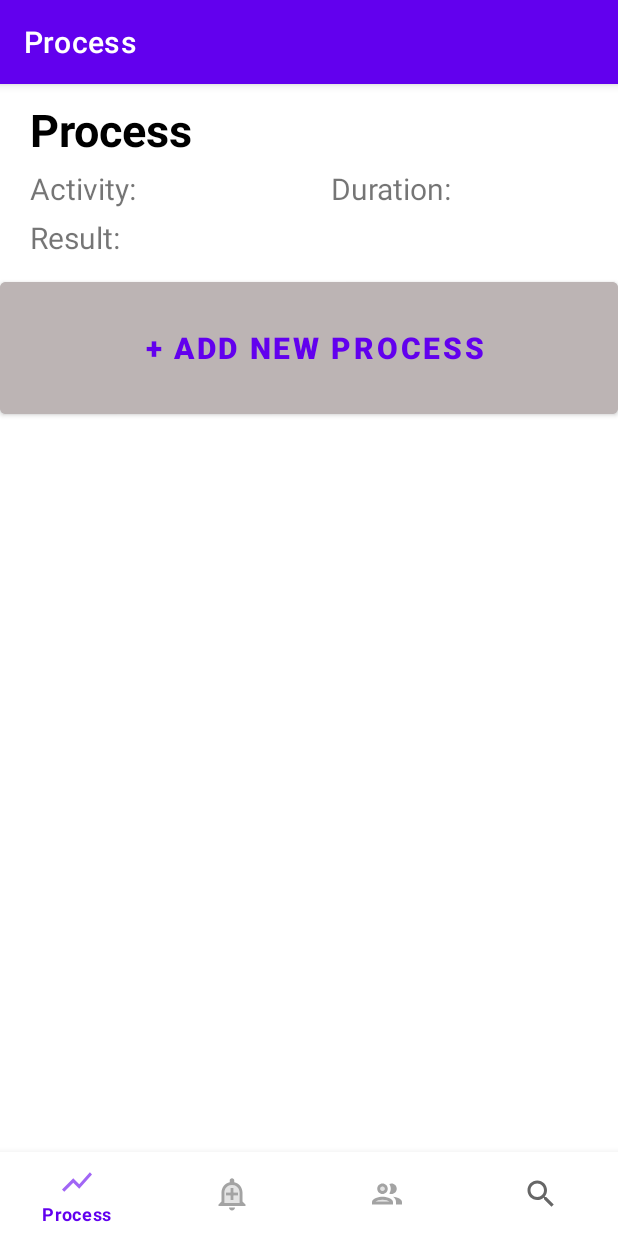
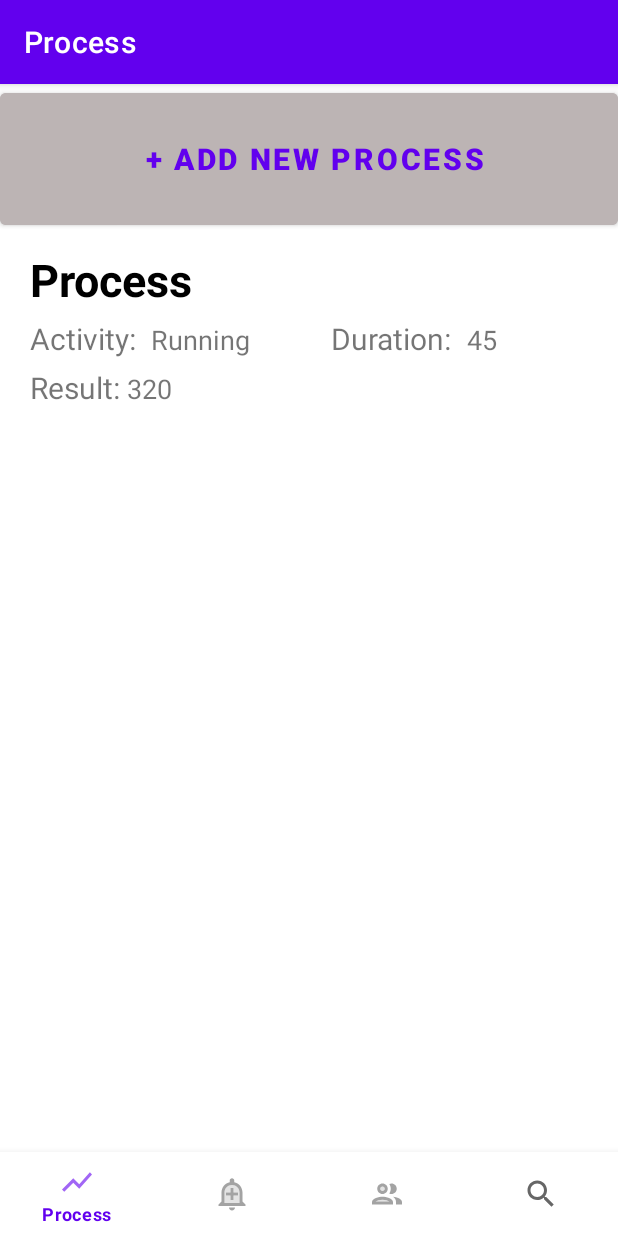
Before and after one commit to xmiao96/XDWorkoutTracker, an Android app: the screen it shows after launch (MainActivity), on a phone screen of 412 x 824 dp. Run offline under Robolectric (Android 15) with nearby library versions, the phone set to English and light mode, and no system bars; our stand-ins replace navigation-ui.

Commit message:
rendered new items in recycler view

```diff
--- a/app/src/main/AndroidManifest.xml
+++ b/app/src/main/AndroidManifest.xml
@@ -20,6 +20,7 @@
         android:theme="@style/Theme.XDWorkoutTracker">
         <activity
             android:name=".WebServices.ActForProcessFragmentActivity"
+            android:parentActivityName=".MainActivity"
             android:exported="true" />
         <activity
             android:name=".AlarmEditActivity"
@@ -29,6 +30,7 @@
             android:exported="true" />
         <activity
             android:name=".WebServices.ActForAlertFragmentActivity"
+            android:parentActivityName=".MainActivity"
             android:exported="true" />
 
         <activity
--- a/app/src/main/java/com/example/xdworkouttracker/AlarmDataFileHelper.java
+++ b/app/src/main/java/com/example/xdworkouttracker/AlarmDataFileHelper.java
@@ -3,6 +3,8 @@ package com.example.xdworkouttracker;
 import android.content.Context;
 
 import androidx.lifecycle.LiveData;
+
+import com.example.xdworkouttracker.ui.process.Process;
 
 import java.io.FileInputStream;
 import java.io.FileNotFoundException;
@@ -17,10 +19,16 @@ public class AlarmDataFileHelper {
     public static final String FILENAME = "alarminfo.dat";
 
     public static ArrayList<AlertModel> alarmStorage = new ArrayList<>();
+    public static ArrayList<Process> processes = new ArrayList<>();
 
 
     public static void addAlarm(AlertModel alertModel){
         alarmStorage.add(alertModel);
+    }
+
+
+    public static void clearProcess(Process process){
+        processes.clear();
     }
 
     public static void deleteAlarm(AlertModel alertModel){
@@ -31,6 +39,14 @@ public class AlarmDataFileHelper {
         return alarmStorage;
     }
 
+    public static ArrayList<Process> getProcessStorage(){
+        return processes;
+    }
 
+    public static void addProcess(Process process) {
+        processes.add(process);
+    }
 
+    public static void clearProcess() {
+    }
 }
--- a/app/src/main/java/com/example/xdworkouttracker/AlarmEditActivity.java
+++ b/app/src/main/java/com/example/xdworkouttracker/AlarmEditActivity.java
@@ -146,9 +146,10 @@ public class AlarmEditActivity extends AppCompatActivity implements MultiSelecti
                 AlarmDataFileHelper.addAlarm(alert);
                 intent = new Intent(AlarmEditActivity.this, ActForAlertFragmentActivity.class);
                 startActivity(intent);
+            }
 
 
-            }
+
         });
 
 
--- a/app/src/main/java/com/example/xdworkouttracker/ui/process/Process.java
+++ b/app/src/main/java/com/example/xdworkouttracker/ui/process/Process.java
@@ -2,9 +2,9 @@ package com.example.xdworkouttracker.ui.process;
 
 public class Process {
 
-    private String duration;
-    private String activities;
-    private String result;
+    private String duration = "45";
+    private String activities = "Running";
+    private String result = "320";
 
 
     public Process(String duration, String activities, String result) {
--- a/app/src/main/java/com/example/xdworkouttracker/ui/process/ProcessAdapter.java
+++ b/app/src/main/java/com/example/xdworkouttracker/ui/process/ProcessAdapter.java
@@ -23,11 +23,8 @@ public class ProcessAdapter extends RecyclerView.Adapter<ProcessAdapter.MyViewHo
     public Context context;
     public ProcessAdapter(){}
 
-    public ProcessAdapter(List<Process> list
-//                          ItemClickListener clickListener
-    ) {
+    public ProcessAdapter(List<Process> list) {
         this.list = list;
-
     }
 
 
--- a/app/src/main/java/com/example/xdworkouttracker/ui/process/ProcessFragment.java
+++ b/app/src/main/java/com/example/xdworkouttracker/ui/process/ProcessFragment.java
@@ -1,5 +1,6 @@
 package com.example.xdworkouttracker.ui.process;
 
+import android.annotation.SuppressLint;
 import android.app.Activity;
 import android.content.Context;
 import android.content.Intent;
@@ -20,6 +21,7 @@ import androidx.fragment.app.FragmentTransaction;
 import androidx.recyclerview.widget.LinearLayoutManager;
 import androidx.recyclerview.widget.RecyclerView;
 
+import com.example.xdworkouttracker.AlarmDataFileHelper;
 import com.example.xdworkouttracker.R;
 import com.example.xdworkouttracker.progress;
 //import com.example.xdworkouttracker.databinding.FragmentProcessBinding;
@@ -30,12 +32,13 @@ import java.util.ArrayList;
 public class ProcessFragment extends Fragment {
 
     private Button button;
-    public ArrayList<Process> arrayList = new ArrayList<>();
+    public static ArrayList<Process> arrayList = new ArrayList<>();
     public ProcessFragment(){}
     public Process process;
     public ProcessAdapter adapter;
     public RecyclerView recyclerView;
     public Intent intent;
+
 
     public View onCreateView(@NonNull LayoutInflater inflater,
                              ViewGroup container, Bundle savedInstanceState) {
@@ -46,6 +49,8 @@ public class ProcessFragment extends Fragment {
 
         process = new Process();
 
+
+
         button.setOnClickListener(new View.OnClickListener() {
             @Override
             public void onClick(View v) {
@@ -54,20 +59,21 @@ public class ProcessFragment extends Fragment {
             }
         });
 
-        arrayList.clear();
-        intent = getActivity().getIntent();
-        String ddd = intent.getStringExtra("Duration");
-        String aaa = intent.getStringExtra("Activity");
-        String rrr = intent.getStringExtra("Result");
+        System.out.println("------------->" + getActivity().getIntent().getStringExtra("Duration"));
 
+        if(AlarmDataFileHelper.getProcessStorage().size() > 0){
+            intent = getActivity().getIntent();
+            String ddd = intent.getStringExtra("Duration");
+            String aaa = intent.getStringExtra("Activity");
+            String rrr = intent.getStringExtra("Result");
+            process = new Process(ddd,aaa,rrr);
+        }
 
-        arrayList.add(new Process(ddd, aaa, rrr));
-
+        AlarmDataFileHelper.addProcess(process);
         recyclerView = view.findViewById(R.id.recycleView);
         LinearLayoutManager linearLayoutManager = new LinearLayoutManager(getActivity());
         recyclerView.setLayoutManager(linearLayoutManager);
-        adapter = new ProcessAdapter(arrayList);
-        adapter.notifyDataSetChanged();
+        adapter = new ProcessAdapter(AlarmDataFileHelper.getProcessStorage());
         recyclerView.setAdapter(adapter);
 //        buildListData();
 //        initRecycleView(view);
--- a/app/src/main/res/layout/alarm_card.xml
+++ b/app/src/main/res/layout/alarm_card.xml
@@ -56,7 +56,7 @@
 
             <TextView
                 android:id="@+id/display_day"
-                android:layout_width="350dp"
+                android:layout_width="300dp"
                 android:layout_height="50dp"
                 android:layout_margin="5dp"
                 android:layout_marginStart="16dp"
--- a/app/src/main/res/layout/fragment_process.xml
+++ b/app/src/main/res/layout/fragment_process.xml
@@ -13,18 +13,6 @@
         android:orientation="vertical"
 
         >
-    <androidx.recyclerview.widget.RecyclerView
-        android:id="@+id/recycleView"
-        android:layout_width="match_parent"
-        android:layout_height="match_parent"
-        android:layout_weight="1"
-        android:scrollbarSize="3dp"
-        android:scrollbarStyle="outsideOverlay"
-        android:scrollbars="vertical"
-        android:scrollingCache="true"
-        android:smoothScrollbar="true"
-        tools:listitem="@layout/list_process"
-        />
         <Button
             android:id="@+id/add_process"
             android:layout_width="match_parent"
@@ -35,5 +23,18 @@
             android:textStyle="bold"
             android:backgroundTint="@color/add_process_color"
             />
+    <androidx.recyclerview.widget.RecyclerView
+        android:id="@+id/recycleView"
+        android:layout_width="match_parent"
+        android:layout_height="450dp"
+        android:layout_weight="1"
+        android:scrollbarSize="3dp"
+        android:scrollbarStyle="outsideOverlay"
+        android:scrollbars="vertical"
+        android:scrollingCache="true"
+        android:smoothScrollbar="true"
+        tools:listitem="@layout/list_process"
+        />
+
     </LinearLayout>
 </LinearLayout>
```
Also changed, not shown: app/src/main/java/com/example/xdworkouttracker/AlarmCardAdapter.java (+12 -10 lines), app/src/main/java/com/example/xdworkouttracker/ui/alert/AlertFragment.java (+4 -3 lines), app/src/main/res/layout/activity_alarm_edit.xml (+5 -6 lines).
